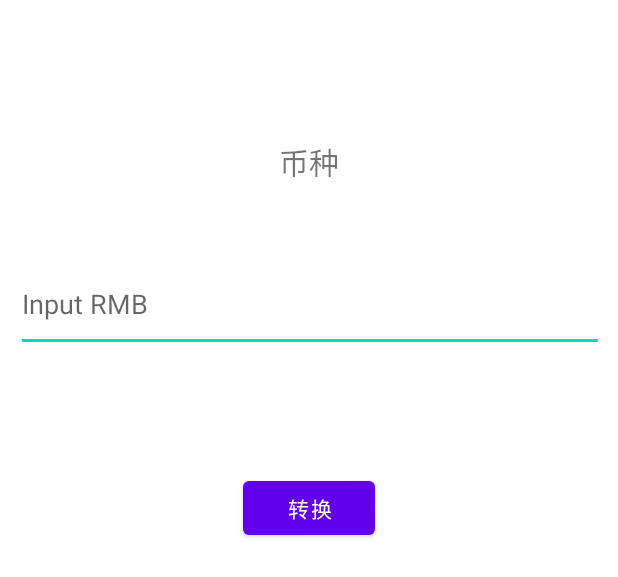
After one commit to nj121/second, an Android app: the layout activity_huilvjisuan.xml on its own in the app's theme, with its tools: preview values and no code run, on a phone screen of 412 x 824 dp. The commit adds this screen. Shown: the top 577 px of the screen. Run offline under Robolectric (Android 15) with nearby library versions, the phone set to English and light mode, and no system bars.

```diff
--- a/app/src/main/AndroidManifest.xml
+++ b/app/src/main/AndroidManifest.xml
@@ -12,6 +12,9 @@
         android:supportsRtl="true"
         android:theme="@style/Theme.Second"
         android:usesCleartextTraffic="true">
+        <activity
+            android:name=".huilvjisuan"
+            android:exported="true" />
         <activity
             android:name=".RateListActivity2"
             android:exported="true" />
--- /dev/null
+++ b/app/src/main/res/layout/activity_huilvjisuan.xml
@@ -0,0 +1,44 @@
+<?xml version="1.0" encoding="utf-8"?>
+<androidx.constraintlayout.widget.ConstraintLayout xmlns:android="http://schemas.android.com/apk/res/android"
+    xmlns:app="http://schemas.android.com/apk/res-auto"
+    xmlns:tools="http://schemas.android.com/tools"
+    android:id="@+id/huilvjisuanxml"
+    android:layout_width="match_parent"
+    android:layout_height="match_parent"
+    tools:context=".huilvjisuan">
+
+    <TextView
+        android:id="@+id/huobititle"
+        android:layout_width="203dp"
+        android:layout_height="61dp"
+        android:layout_marginTop="77dp"
+        android:text="币种"
+        android:gravity="center"
+        android:textSize="20sp"
+        app:layout_constraintEnd_toEndOf="parent"
+        app:layout_constraintStart_toStartOf="parent"
+        app:layout_constraintTop_toTopOf="parent" />
+
+    <EditText
+        android:id="@+id/huobijisuan"
+        android:layout_width="392dp"
+        android:layout_height="64dp"
+        android:layout_marginTop="32dp"
+        android:ems="10"
+        android:hint="Input RMB"
+        android:inputType="numberDecimal"
+        app:layout_constraintEnd_toEndOf="@+id/huobititle"
+        app:layout_constraintStart_toStartOf="@+id/huobititle"
+        app:layout_constraintTop_toBottomOf="@+id/huobititle" />
+
+    <Button
+        android:id="@+id/btn_hb"
+        android:layout_width="wrap_content"
+        android:layout_height="wrap_content"
+        android:layout_marginTop="80dp"
+        android:text="转换"
+        android:onClick="btn_hb"
+        app:layout_constraintEnd_toEndOf="parent"
+        app:layout_constraintStart_toStartOf="parent"
+        app:layout_constraintTop_toBottomOf="@+id/huobijisuan" />
+</androidx.constraintlayout.widget.ConstraintLayout>
```
Also changed, not shown: app/src/main/java/com/example/second/MyAdapter.java (added, +37 -0 lines), app/src/main/java/com/example/second/RateList.java (added, +69 -0 lines), app/src/main/java/com/example/second/RateListActivity2.java (+51 -14 lines), app/src/main/java/com/example/second/huilvjisuan.java (added, +52 -0 lines), app/src/main/res/layout/activity_rate2_list.xml (renamed from app/src/main/res/layout/activity_rate_list2.xml, +12 -9 lines), app/src/main/res/layout/list_item.xml (added, +28 -0 lines).
